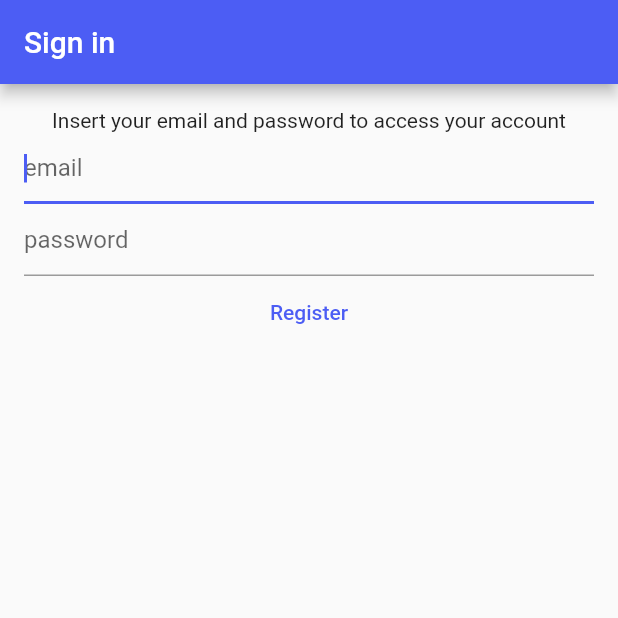
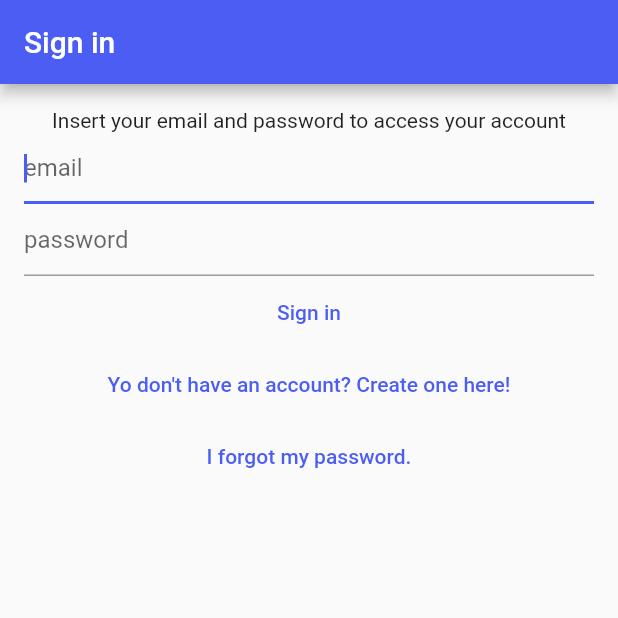
Before and after one commit to gabriel-canals/FitBro, a Flutter app: the screen it shows after launch, on a phone screen of 412 x 824 dp, the top half of it. Run offline on Flutter 3.47's test engine with Material 2 defaults, Android fonts, the phone set to English and light mode, and no system bars; our stand-ins replace bloc, firebase_auth, firebase_core, flutter_bloc; accounts and stored records are empty; generated files the repository leaves out were written again.

Commit message:
create forgotten password and register buttons

```diff
--- a/lib/l10n/app_en.arb
+++ b/lib/l10n/app_en.arb
@@ -36,6 +36,8 @@
   "@_LOGIN_VIEW_" : {},
   "login" : "Sign in",
   "login_view_prompt" : "Insert your email and password to access your account",
+  "login_view_not_registered_yet" : "Yo don't have an account? Create one here!",
+  "login_view_forgot_password" : "I forgot my password.",
 
   "@_VERIFY_EMAIL_VIEW_" : {},
   "verify_email" : "Email Verification",
--- a/lib/l10n/app_es.arb
+++ b/lib/l10n/app_es.arb
@@ -32,6 +32,8 @@
   "@_LOGIN_VIEW_" : {},
   "login" : "Iniciar Sesión",
   "login_view_prompt" : "Introduce tu correo electrónico y tu contraseña para entrar en tu cuenta.",
+  "login_view_not_registered_yet" : "¿Todavía no estás registrado? ¡Crea tu cuenta aquí!",
+  "login_view_forgot_password" : "He olvidado mi contraseña.",
 
   "@_VERIFY_EMAIL_VIEW_" : {},
   "verify_email" : "Verificación de correo electrónico",
--- a/lib/l10n/app_it.arb
+++ b/lib/l10n/app_it.arb
@@ -31,6 +31,8 @@
   "@_LOGIN_VIEW_" : {},
   "login" : "Login",
   "login_view_prompt" : "Inserisci la tua email e la password per accedere al tuo account.",
+  "login_view_not_registered_yet" : "Non sei ancora registrato? Crea il tuo account qui!",
+  "login_view_forgot_password" : "Ho dimenticato la mia password.",
 
   "@_VERIFY_EMAIL_VIEW_" : {},
   "verify_email" : "Verifica Email",
--- a/lib/views/auth/login_view.dart
+++ b/lib/views/auth/login_view.dart
@@ -60,7 +60,11 @@ class _LoginViewState extends State<LoginView> {
                     child: Column(
                       /// On click, this button will try to log the user in
                       /// with the given email and password.
-                      children: [loginButton(context)],
+                      children: [
+                        loginButton(context),
+                        notRegisteredButton(context),
+                        forgottenPasswordButton(context),
+                      ],
                     ),
                   )
                 ],
@@ -68,6 +72,30 @@ class _LoginViewState extends State<LoginView> {
             ),
           ),
         ));
+  }
+
+  /// In case the user has forgotten their passsword.
+  TextButton forgottenPasswordButton(BuildContext context) {
+    return TextButton(
+      onPressed: () {
+        context.read<AuthBloc>().add(
+              const ForgottenPasswordAuthEvent(),
+            );
+      },
+      child: Text(context.loc.login_view_forgot_password),
+    );
+  }
+
+  /// In case the user is not registered yet.
+  TextButton notRegisteredButton(BuildContext context) {
+    return TextButton(
+      onPressed: () {
+        context.read<AuthBloc>().add(
+              const ShouldRegisterAuthEvent(),
+            );
+      },
+      child: Text(context.loc.login_view_not_registered_yet),
+    );
   }
 
   /// Checks if there is an error in the current state and displays it.
@@ -96,7 +124,7 @@ class _LoginViewState extends State<LoginView> {
               password,
             ));
       },
-      child: Text(context.loc.register),
+      child: Text(context.loc.login),
     );
   }
 }
```
